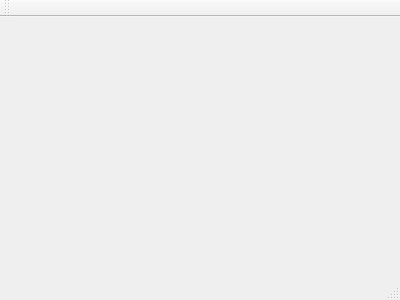
Before: the Qt Designer form mainwindow.ui in HomeLH/gstWinApp, drawn with Qt 5.
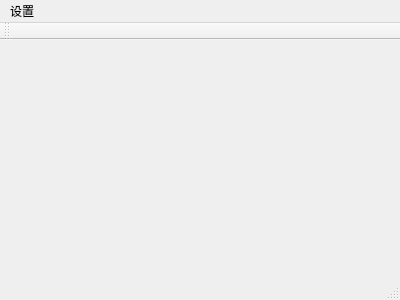
After: the same form once the commit is applied.

Commit message: gstplayer start & stop logic implementation

Diff of the .ui file:
```diff
--- a/mainwindow.ui
+++ b/mainwindow.ui
@@ -12,13 +12,40 @@
   <property name="windowTitle" >
    <string>MainWindow</string>
   </property>
-  <widget class="QMenuBar" name="menuBar" />
-  <widget class="QToolBar" name="mainToolBar" />
-  <widget class="QWidget" name="centralWidget" />
-  <widget class="QStatusBar" name="statusBar" />
+  <widget class="QWidget" name="centralWidget"/>
+  <widget class="QMenuBar" name="menuBar">
+   <property name="geometry">
+    <rect>
+     <x>0</x>
+     <y>0</y>
+     <width>400</width>
+     <height>17</height>
+    </rect>
+   </property>
+   <widget class="QMenu" name="menu">
+    <property name="title">
+     <string>设置</string>
+    </property>
+    <addaction name="action"/>
+   </widget>
+   <addaction name="menu"/>
+  </widget>
+  <widget class="QToolBar" name="mainToolBar">
+   <attribute name="toolBarArea">
+    <enum>TopToolBarArea</enum>
+   </attribute>
+   <attribute name="toolBarBreak">
+    <bool>false</bool>
+   </attribute>
+  </widget>
+  <widget class="QStatusBar" name="statusBar"/>
+  <action name="action">
+   <property name="text">
+    <string>选项</string>
+   </property>
+  </action>
  </widget>
- <layoutDefault spacing="6" margin="11" />
- <pixmapfunction></pixmapfunction>
+ <layoutdefault spacing="6" margin="11"/>
  <resources/>
  <connections/>
 </ui>
```
Left out of the diff: 7 changed lines with no effect on the pictures. The commit also changes 2 other files.
